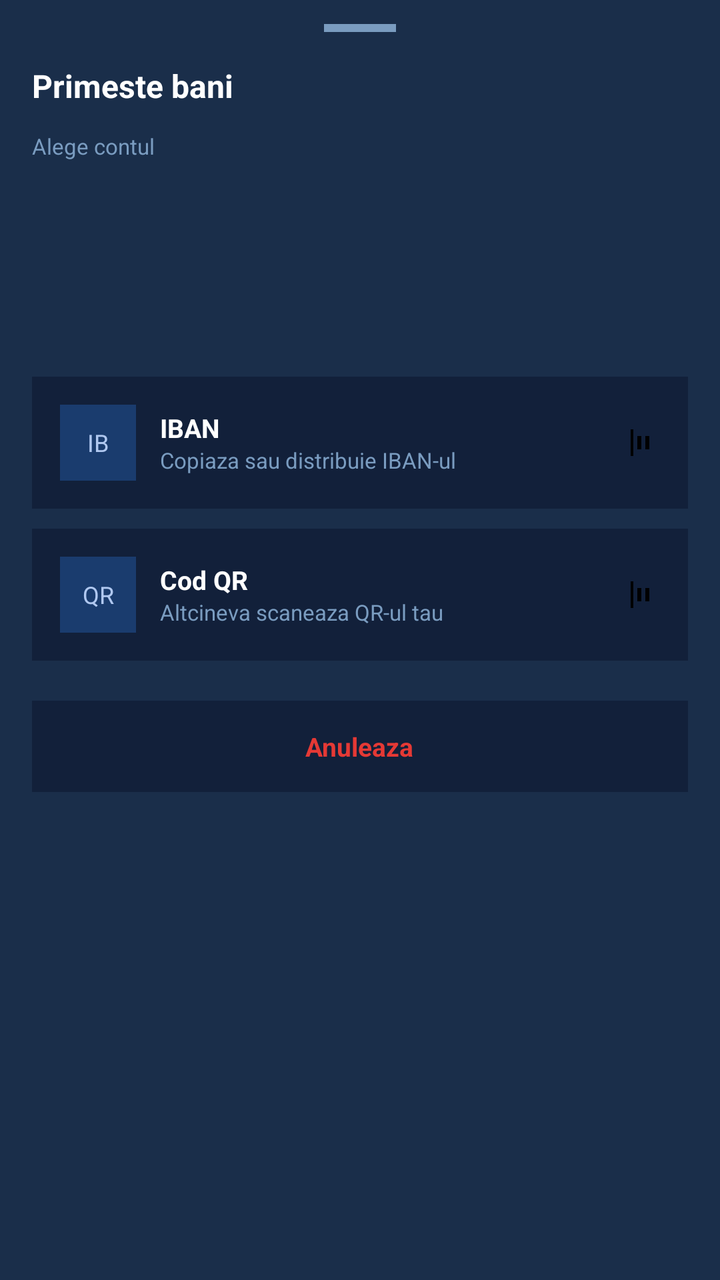
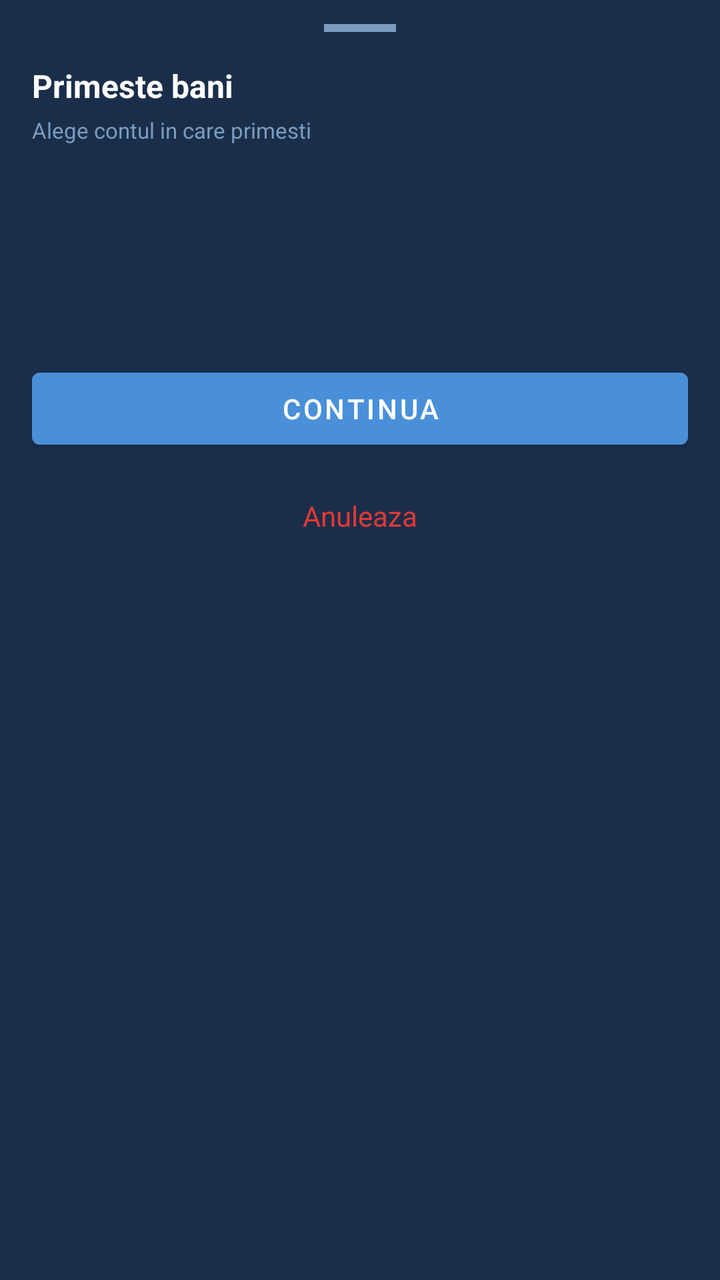

The first picture is an Android layout as it rendered before a commit; the second is the same layout after the commit. The layout source and the unified diff follow.
<!-- AndroidManifest.xml: application theme Theme.LicentaMultibankingApp -->
<!-- res/layout/bottom_sheet_primeste.xml -->
<?xml version="1.0" encoding="utf-8"?>
<LinearLayout xmlns:android="http://schemas.android.com/apk/res/android"
    android:layout_width="match_parent"
    android:layout_height="wrap_content"
    android:orientation="vertical"
    android:background="#1A2E4A"
    android:paddingStart="16dp"
    android:paddingEnd="16dp"
    android:paddingBottom="24dp"
    android:paddingTop="12dp">

    
    <View
        android:layout_width="36dp"
        android:layout_height="4dp"
        android:background="#7A9CC0"
        android:layout_gravity="center_horizontal"
        android:layout_marginBottom="16dp"/>

    
    <TextView
        android:layout_width="wrap_content"
        android:layout_height="wrap_content"
        android:text="Primeste bani"
        android:textColor="#FFFFFF"
        android:textSize="16sp"
        android:textStyle="bold"
        android:layout_marginBottom="12dp"/>

    
    <TextView
        android:layout_width="wrap_content"
        android:layout_height="wrap_content"
        android:text="Alege contul"
        android:textColor="#7A9CC0"
        android:textSize="11sp"
        android:layout_marginBottom="8dp"/>

    
    <androidx.recyclerview.widget.RecyclerView
        android:id="@+id/rvCarduriPrimeste"
        android:layout_width="match_parent"
        android:layout_height="80dp"
        android:orientation="horizontal"
        android:clipToPadding="false"
        android:layout_marginBottom="20dp"/>

    
    <LinearLayout
        android:id="@+id/optionIbanPrimeste"
        android:layout_width="match_parent"
        android:layout_height="wrap_content"
        android:orientation="horizontal"
        android:gravity="center_vertical"
        android:background="#12203A"
        android:padding="14dp"
        android:layout_marginBottom="10dp">

        <TextView
            android:layout_width="38dp"
            android:layout_height="38dp"
            android:gravity="center"
            android:text="IB"
            android:textColor="#B0C8F0"
            android:textSize="12sp"
            android:background="#1A3C6E"
            android:layout_marginEnd="12dp"/>

        <LinearLayout
            android:layout_width="0dp"
            android:layout_height="wrap_content"
            android:layout_weight="1"
            android:orientation="vertical">

            <TextView
                android:layout_width="wrap_content"
                android:layout_height="wrap_content"
                android:text="IBAN"
                android:textColor="#FFFFFF"
                android:textSize="13sp"
                android:textStyle="bold"/>

            <TextView
                android:layout_width="wrap_content"
                android:layout_height="wrap_content"
                android:text="Copiaza sau distribuie IBAN-ul"
                android:textColor="#7A9CC0"
                android:textSize="11sp"/>

        </LinearLayout>

        <ImageView
            android:layout_width="16dp"
            android:layout_height="16dp"
            android:src="@drawable/ic_transactions"/>

    </LinearLayout>

    
    <LinearLayout
        android:id="@+id/optionQRPrimeste"
        android:layout_width="match_parent"
        android:layout_height="wrap_content"
        android:orientation="horizontal"
        android:gravity="center_vertical"
        android:background="#12203A"
        android:padding="14dp"
        android:layout_marginBottom="20dp">

        <TextView
            android:layout_width="38dp"
            android:layout_height="38dp"
            android:gravity="center"
            android:text="QR"
            android:textColor="#B0C8F0"
            android:textSize="12sp"
            android:background="#1A3C6E"
            android:layout_marginEnd="12dp"/>

        <LinearLayout
            android:layout_width="0dp"
            android:layout_height="wrap_content"
            android:layout_weight="1"
            android:orientation="vertical">

            <TextView
                android:layout_width="wrap_content"
                android:layout_height="wrap_content"
                android:text="Cod QR"
                android:textColor="#FFFFFF"
                android:textSize="13sp"
                android:textStyle="bold"/>

            <TextView
                android:layout_width="wrap_content"
                android:layout_height="wrap_content"
                android:text="Altcineva scaneaza QR-ul tau"
                android:textColor="#7A9CC0"
                android:textSize="11sp"/>

        </LinearLayout>

        <ImageView
            android:layout_width="16dp"
            android:layout_height="16dp"
            android:src="@drawable/ic_transactions"/>

    </LinearLayout>

    
    <LinearLayout
        android:id="@+id/optionAnuleazaPrimeste"
        android:layout_width="match_parent"
        android:layout_height="wrap_content"
        android:gravity="center"
        android:background="#12203A"
        android:padding="14dp">

        <TextView
            android:layout_width="wrap_content"
            android:layout_height="wrap_content"
            android:text="Anuleaza"
            android:textColor="#E53935"
            android:textSize="13sp"
            android:textStyle="bold"/>

    </LinearLayout>

</LinearLayout>
<!-- resources referenced by this layout -->
<resources>
  <!-- drawable ic_transactions (drawable) -->
  <vector xmlns:android="http://schemas.android.com/apk/res/android" android:height="24dp" android:tint="#000000" android:viewportHeight="960" android:viewportWidth="960" android:width="24dp">
        
      <path android:fillColor="@android:color/white" android:pathData="M80,880L80,80L160,80L160,880L80,880ZM520,680L520,280L640,280L640,680L520,680ZM280,680L280,280L400,280L400,680L280,680Z"/>
      
  </vector>
  <style name="Theme.LicentaMultibankingApp" parent="Base.Theme.LicentaMultibankingApp" />
  <style name="Base.Theme.LicentaMultibankingApp" parent="Theme.MaterialComponents.DayNight.NoActionBar">
          
          
      </style>
</resources>

<!-- the commit's change to res/layout/bottom_sheet_primeste.xml (unified diff, before → after) -->
@@ -3,167 +3,314 @@
     android:layout_width="match_parent"
     android:layout_height="wrap_content"
     android:orientation="vertical"
-    android:background="#1A2E4A"
-    android:paddingStart="16dp"
-    android:paddingEnd="16dp"
-    android:paddingBottom="24dp"
-    android:paddingTop="12dp">
-
-    
+    android:background="#1A2E4A">
+
     <View
         android:layout_width="36dp"
         android:layout_height="4dp"
         android:background="#7A9CC0"
         android:layout_gravity="center_horizontal"
+        android:layout_marginTop="12dp"
         android:layout_marginBottom="16dp"/>
 
-    
-    <TextView
-        android:layout_width="wrap_content"
-        android:layout_height="wrap_content"
-        android:text="Primeste bani"
-        android:textColor="#FFFFFF"
-        android:textSize="16sp"
-        android:textStyle="bold"
-        android:layout_marginBottom="12dp"/>
-
-    
-    <TextView
-        android:layout_width="wrap_content"
-        android:layout_height="wrap_content"
-        android:text="Alege contul"
-        android:textColor="#7A9CC0"
-        android:textSize="11sp"
-        android:layout_marginBottom="8dp"/>
-
-    
-    <androidx.recyclerview.widget.RecyclerView
-        android:id="@+id/rvCarduriPrimeste"
+    <ViewFlipper
+        android:id="@+id/viewFlipperPrimeste"
         android:layout_width="match_parent"
-        android:layout_height="80dp"
-        android:orientation="horizontal"
-        android:clipToPadding="false"
-        android:layout_marginBottom="20dp"/>
-
-    
-    <LinearLayout
-        android:id="@+id/optionIbanPrimeste"
-        android:layout_width="match_parent"
-        android:layout_height="wrap_content"
-        android:orientation="horizontal"
-        android:gravity="center_vertical"
-        android:background="#12203A"
-        android:padding="14dp"
-        android:layout_marginBottom="10dp">
-
-        <TextView
-            android:layout_width="38dp"
-            android:layout_height="38dp"
-            android:gravity="center"
-            android:text="IB"
-            android:textColor="#B0C8F0"
-            android:textSize="12sp"
-            android:background="#1A3C6E"
-            android:layout_marginEnd="12dp"/>
-
+        android:layout_height="wrap_content">
+
+        
         <LinearLayout
-            android:layout_width="0dp"
+            android:layout_width="match_parent"
             android:layout_height="wrap_content"
-            android:layout_weight="1"
-            android:orientation="vertical">
-
-            <TextView
-                android:layout_width="wrap_content"
-                android:layout_height="wrap_content"
-                android:text="IBAN"
-                android:textColor="#FFFFFF"
-                android:textSize="13sp"
-                android:textStyle="bold"/>
-
-            <TextView
-                android:layout_width="wrap_content"
-                android:layout_height="wrap_content"
-                android:text="Copiaza sau distribuie IBAN-ul"
+            android:orientation="vertical"
+            android:paddingStart="16dp"
+            android:paddingEnd="16dp"
+            android:paddingBottom="24dp">
+
+            <TextView
+                android:layout_width="wrap_content"
+                android:layout_height="wrap_content"
+                android:text="Primeste bani"
+                android:textColor="#FFFFFF"
+                android:textSize="16sp"
+                android:textStyle="bold"
+                android:layout_marginBottom="4dp"/>
+
+            <TextView
+                android:layout_width="wrap_content"
+                android:layout_height="wrap_content"
+                android:text="Alege contul in care primesti"
                 android:textColor="#7A9CC0"
-                android:textSize="11sp"/>
+                android:textSize="11sp"
+                android:layout_marginBottom="12dp"/>
+
+            <androidx.recyclerview.widget.RecyclerView
+                android:id="@+id/rvCarduriPrimeste"
+                android:layout_width="match_parent"
+                android:layout_height="80dp"
+                android:orientation="horizontal"
+                android:clipToPadding="false"
+                android:paddingEnd="32dp"
+                android:layout_marginBottom="16dp"/>
+
+            <Button
+                android:id="@+id/btnContinuaPrimeste"
+                android:layout_width="match_parent"
+                android:layout_height="wrap_content"
+                android:text="Continua"
+                android:backgroundTint="#4A90D9"
+                android:textColor="#FFFFFF"
+                android:layout_marginBottom="8dp"/>
+
+            <TextView
+                android:id="@+id/tvAnuleazaPrimeste"
+                android:layout_width="match_parent"
+                android:layout_height="wrap_content"
+                android:text="Anuleaza"
+                android:textColor="#E53935"
+                android:gravity="center"
+                android:padding="12dp"/>
 
         </LinearLayout>
 
-        <ImageView
-            android:layout_width="16dp"
-            android:layout_height="16dp"
-            android:src="@drawable/ic_transactions"/>
-
-    </LinearLayout>
-
-    
-    <LinearLayout
-        android:id="@+id/optionQRPrimeste"
-        android:layout_width="match_parent"
-        android:layout_height="wrap_content"
-        android:orientation="horizontal"
-        android:gravity="center_vertical"
-        android:background="#12203A"
-        android:padding="14dp"
-        android:layout_marginBottom="20dp">
-
-        <TextView
-            android:layout_width="38dp"
-            android:layout_height="38dp"
-            android:gravity="center"
-            android:text="QR"
-            android:textColor="#B0C8F0"
-            android:textSize="12sp"
-            android:background="#1A3C6E"
-            android:layout_marginEnd="12dp"/>
-
+        
         <LinearLayout
-            android:layout_width="0dp"
+            android:layout_width="match_parent"
             android:layout_height="wrap_content"
-            android:layout_weight="1"
-            android:orientation="vertical">
-
-            <TextView
-                android:layout_width="wrap_content"
-                android:layout_height="wrap_content"
-                android:text="Cod QR"
-                android:textColor="#FFFFFF"
-                android:textSize="13sp"
-                android:textStyle="bold"/>
-
-            <TextView
-                android:layout_width="wrap_content"
-                android:layout_height="wrap_content"
-                android:text="Altcineva scaneaza QR-ul tau"
+            android:orientation="vertical"
+            android:paddingStart="16dp"
+            android:paddingEnd="16dp"
+            android:paddingBottom="24dp">
+
+            <TextView
+                android:layout_width="wrap_content"
+                android:layout_height="wrap_content"
+                android:text="Cum vrei sa primesti?"
+                android:textColor="#FFFFFF"
+                android:textSize="16sp"
+                android:textStyle="bold"
+                android:layout_marginBottom="4dp"/>
+
+            <TextView
+                android:id="@+id/tvSubtitluMetoda"
+                android:layout_width="wrap_content"
+                android:layout_height="wrap_content"
+                android:text="BCR · ···· 1234"
                 android:textColor="#7A9CC0"
-                android:textSize="11sp"/>
+                android:textSize="11sp"
+                android:layout_marginBottom="16dp"/>
+
+            
+            <LinearLayout
+                android:id="@+id/optionIbanPrimeste"
+                android:layout_width="match_parent"
+                android:layout_height="wrap_content"
+                android:orientation="horizontal"
+                android:gravity="center_vertical"
+                android:background="#12203A"
+                android:padding="14dp"
+                android:layout_marginBottom="10dp">
+
+                <TextView
+                    android:layout_width="38dp"
+                    android:layout_height="38dp"
+                    android:gravity="center"
+                    android:text="IB"
+                    android:textColor="#B0C8F0"
+                    android:textSize="12sp"
+                    android:background="#1A3C6E"
+                    android:layout_marginEnd="12dp"/>
+
+                <LinearLayout
+                    android:layout_width="0dp"
+                    android:layout_height="wrap_content"
+                    android:layout_weight="1"
+                    android:orientation="vertical">
+
+                    <TextView
+                        android:layout_width="wrap_content"
+                        android:layout_height="wrap_content"
+                        android:text="IBAN"
+                        android:textColor="#FFFFFF"
+                        android:textSize="13sp"
+                        android:textStyle="bold"/>
+
+                    <TextView
+                        android:layout_width="wrap_content"
+                        android:layout_height="wrap_content"
+                        android:text="Copiaza sau distribuie IBAN-ul"
+                        android:textColor="#7A9CC0"
+                        android:textSize="11sp"/>
+
+                </LinearLayout>
+
+                <ImageView
+                    android:layout_width="16dp"
+                    android:layout_height="16dp"
+                    android:src="@drawable/ic_transactions"/>
+
+            </LinearLayout>
+
+            
+            <LinearLayout
+                android:id="@+id/optionQRPrimeste"
+                android:layout_width="match_parent"
+                android:layout_height="wrap_content"
+                android:orientation="horizontal"
+                android:gravity="center_vertical"
+                android:background="#12203A"
+                android:padding="14dp"
+                android:layout_marginBottom="20dp">
+
+                <TextView
+                    android:layout_width="38dp"
+                    android:layout_height="38dp"
+                    android:gravity="center"
+                    android:text="QR"
+                    android:textColor="#B0C8F0"
+                    android:textSize="12sp"
+                    android:background="#1A3C6E"
+                    android:layout_marginEnd="12dp"/>
+
+                <LinearLayout
+                    android:layout_width="0dp"
+                    android:layout_height="wrap_content"
+                    android:layout_weight="1"
+                    android:orientation="vertical">
+
+                    <TextView
+                        android:layout_width="wrap_content"
+                        android:layout_height="wrap_content"
+                        android:text="Cod QR"
+                        android:textColor="#FFFFFF"
+                        android:textSize="13sp"
+                        android:textStyle="bold"/>
+
+                    <TextView
+                        android:layout_width="wrap_content"
+                        android:layout_height="wrap_content"
+                        android:text="Genereaza QR de plata RoPay"
+                        android:textColor="#7A9CC0"
+                        android:textSize="11sp"/>
+
+                </LinearLayout>
+
+                <ImageView
+                    android:layout_width="16dp"
+                    android:layout_height="16dp"
+                    android:src="@drawable/ic_transactions"/>
+
+            </LinearLayout>
+
+            <TextView
+                android:id="@+id/tvInapoiPrimeste"
+                android:layout_width="match_parent"
+                android:layout_height="wrap_content"
+                android:text="Inapoi"
+                android:textColor="#4A90D9"
+                android:gravity="center"
+                android:padding="12dp"/>
 
         </LinearLayout>
 
-        <ImageView
-            android:layout_width="16dp"
-            android:layout_height="16dp"
-            android:src="@drawable/ic_transactions"/>
-
-    </LinearLayout>
-
-    
-    <LinearLayout
-        android:id="@+id/optionAnuleazaPrimeste"
-        android:layout_width="match_parent"
-        android:layout_height="wrap_content"
-        android:gravity="center"
-        android:background="#12203A"
-        android:padding="14dp">
-
-        <TextView
-            android:layout_width="wrap_content"
+        
+        <LinearLayout
+            android:layout_width="match_parent"
             android:layout_height="wrap_content"
-            android:text="Anuleaza"
-            android:textColor="#E53935"
-            android:textSize="13sp"
-            android:textStyle="bold"/>
-
-    </LinearLayout>
+            android:orientation="vertical"
+            android:paddingStart="16dp"
+            android:paddingEnd="16dp"
+            android:paddingBottom="24dp">
+
+            <TextView
+                android:layout_width="wrap_content"
+                android:layout_height="wrap_content"
+                android:text="Cod QR de plata"
+                android:textColor="#FFFFFF"
+                android:textSize="16sp"
+                android:textStyle="bold"
+                android:layout_marginBottom="4dp"/>
+
+            <TextView
+                android:layout_width="wrap_content"
+                android:layout_height="wrap_content"
+                android:text="Cel care plateste scaneaza acest QR"
+                android:textColor="#7A9CC0"
+                android:textSize="11sp"
+                android:layout_marginBottom="16dp"/>
+
+            
+            <TextView
+                android:layout_width="wrap_content"
+                android:layout_height="wrap_content"
+                android:text="QR demo · RoPay"
+                android:textColor="#90CAF9"
+                android:textSize="10sp"
+                android:background="#0D47A1"
+                android:paddingStart="8dp"
+                android:paddingEnd="8dp"
+                android:paddingTop="3dp"
+                android:paddingBottom="3dp"
+                android:layout_marginBottom="12dp"/>
+
+            
+            <ImageView
+                android:id="@+id/ivQrCode"
+                android:layout_width="180dp"
+                android:layout_height="180dp"
+                android:layout_gravity="center_horizontal"
+                android:layout_marginBottom="12dp"
+                android:background="#FFFFFF"
+                android:padding="8dp"/>
+
+            <TextView
+                android:id="@+id/tvQrInfo"
+                android:layout_width="match_parent"
+                android:layout_height="wrap_content"
+                android:text="BCR · ···· 1234"
+                android:textColor="#7A9CC0"
+                android:textSize="11sp"
+                android:gravity="center"
+                android:layout_marginBottom="8dp"/>
+
+            
+            <LinearLayout
+                android:layout_width="match_parent"
+                android:layout_height="wrap_content"
+                android:background="#12203A"
+                android:padding="10dp"
+                android:layout_marginBottom="16dp">
+
+                <TextView
+                    android:layout_width="match_parent"
+                    android:layout_height="wrap_content"
+                    android:text="In implementarea reala, acest QR ar fi generat prin infrastructura RoPay si scanat din orice aplicatie bancara participanta."
+                    android:textColor="#7A9CC0"
+                    android:textSize="10sp"
+                    android:gravity="center"/>
+
+            </LinearLayout>
+
+            <Button
+                android:id="@+id/btnSalveazaQr"
+                android:layout_width="match_parent"
+                android:layout_height="wrap_content"
+                android:text="Salveaza QR"
+                android:backgroundTint="#4A90D9"
+                android:textColor="#FFFFFF"
+                android:layout_marginBottom="8dp"/>
+
+            <TextView
+                android:id="@+id/tvInapoiQr"
+                android:layout_width="match_parent"
+                android:layout_height="wrap_content"
+                android:text="Inapoi"
+                android:textColor="#4A90D9"
+                android:gravity="center"
+                android:padding="12dp"/>
+
+        </LinearLayout>
+
+    </ViewFlipper>
 
 </LinearLayout>
<!-- resource entries referenced after the edit -->
@@ -8,6 +8,7 @@
   </vector>
   <style name="Theme.LicentaMultibankingApp" parent="Base.Theme.LicentaMultibankingApp" />
   <style name="Base.Theme.LicentaMultibankingApp" parent="Theme.MaterialComponents.DayNight.NoActionBar">
+          <item name="android:textColorHint">#888888</item>
           
           
       </style>
